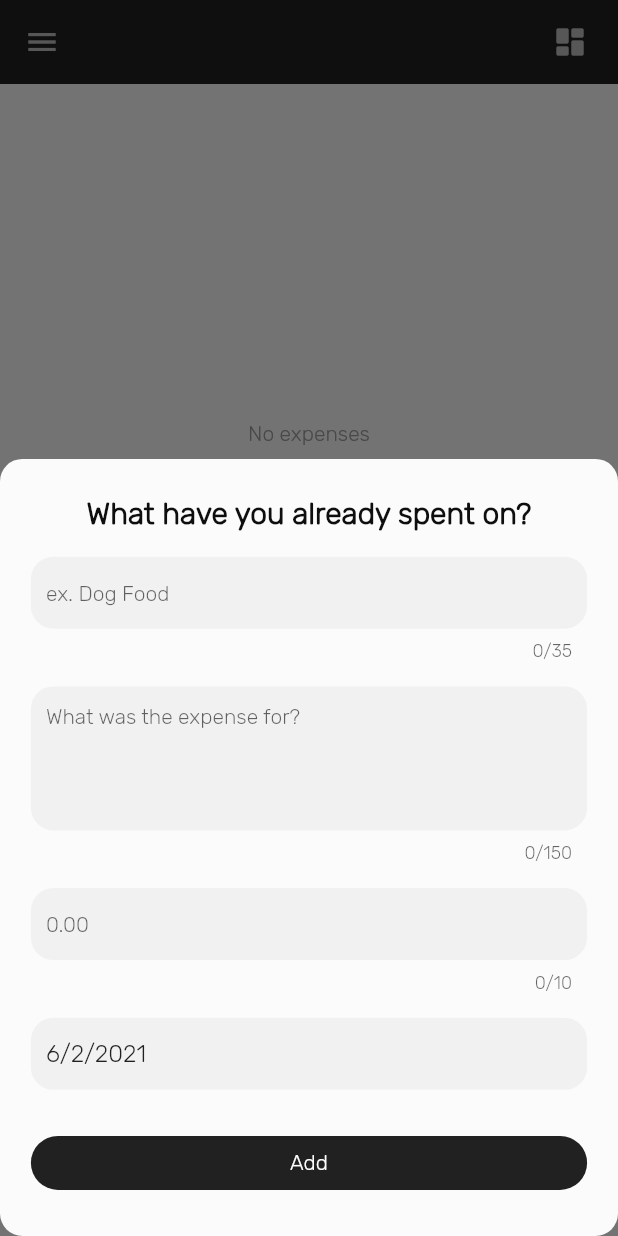
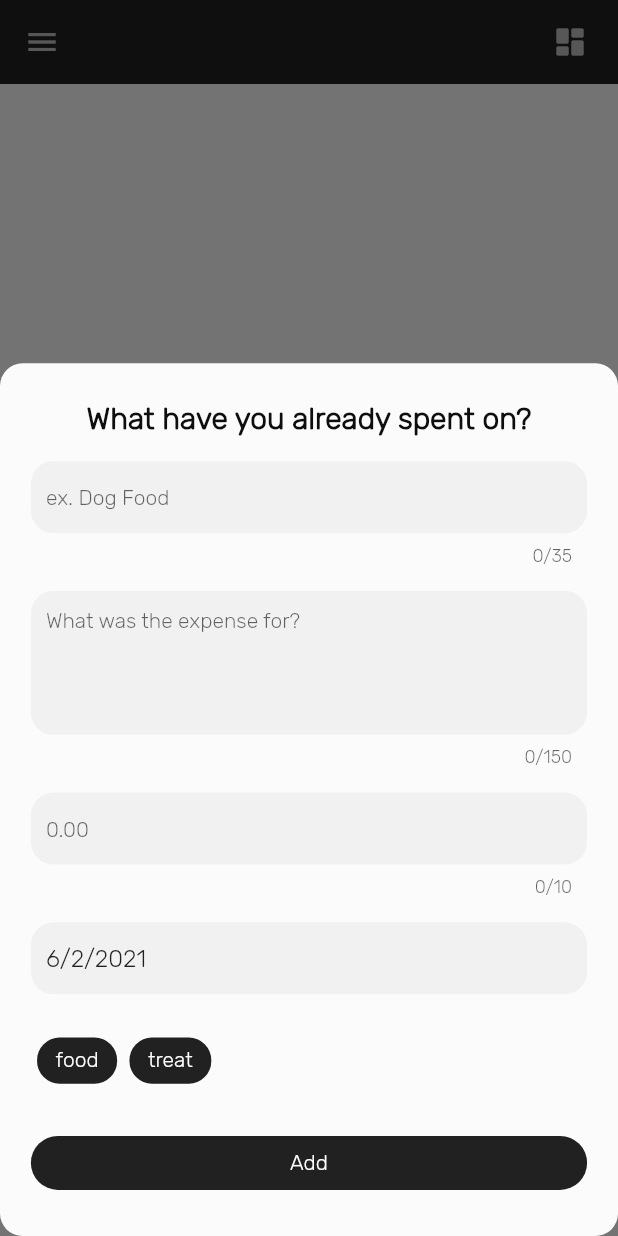
Before and after one commit to xenyy/easy_budget, a Flutter app: the screen it shows after launch, scrolled down 194 dp, after a tap on "Add", on a phone screen of 412 x 824 dp. Run offline on Flutter 3.47's test engine with Material 2 defaults, Android fonts, the phone set to English and light mode, and no system bars; our stand-ins replace flutter_riverpod, freezed_annotation, grouped_list, sembast; generated files the repository leaves out were written again.

```diff
--- a/lib/app/home/home.dart
+++ b/lib/app/home/home.dart
@@ -1,6 +1,7 @@
 import 'package:another_flushbar/flushbar.dart';
 import 'package:easy_budget/app_config/constant.dart';
 import 'package:easy_budget/data/exceptions.dart';
+import 'package:easy_budget/models/category.dart';
 import 'package:easy_budget/models/expense.dart';
 import 'package:easy_budget/routing/app_router.dart';
 import 'package:easy_budget/state/app_state.dart';
@@ -32,7 +33,7 @@ class _HomeScreenState extends State<HomeScreen> {
       floatingActionButton: buildFloatingAddButton(context),
       drawer: Drawer(),
       body: ProviderListener(
-        provider: exceptionProvider,
+        provider: exceptionExpensesProvider,
         onChange: (
           BuildContext context,
           StateController<ExpenseException> exception,
@@ -185,7 +186,7 @@ class _HomeScreenState extends State<HomeScreen> {
                         ),
                       );
                     },
-                    order: GroupedListOrder.ASC,
+                    order: GroupedListOrder.DESC,
                     itemBuilder: (context, dynamic item) => ProviderScope(
                       overrides: [_currentItem.overrideWithValue(item)],
                       child: const ExpenseTile(),
@@ -283,6 +284,18 @@ class _HomeScreenState extends State<HomeScreen> {
                   SizedBox(height: height * 0.02),
                   buildAddForm(height, _initDate, context),
                   SizedBox(height: height * 0.03),
+                  Consumer(builder: (context, watch, child) {
+                    final categoriesState = watch(categoriesNotifierProvider.state);
+                    return categoriesState.maybeWhen(
+                      data: (items) => Wrap(
+                        children: [
+                          ...items.map((item) => ExpenseCategory(item: item)),
+                        ],
+                      ),
+                      orElse: () => Container(),
+                    );
+                  }),
+                  SizedBox(height: height * 0.03),
                   FlatButton(
                     shape: RoundedRectangleBorder(
                       borderRadius: BorderRadius.circular(20),
@@ -361,7 +374,7 @@ class _HomeScreenState extends State<HomeScreen> {
                 confirmText: 'Done',
                 fieldLabelText: 'Expense Date',
                 errorInvalidText: 'Invalid date',
-                fieldHintText: 'mm/dd/yyyy',
+                fieldHintText: 'dd/mm/yyyy',
                 errorFormatText: 'Invalid format',
                 builder: (BuildContext context, Widget child) {
                   return Theme(
@@ -432,6 +445,37 @@ class _HomeScreenState extends State<HomeScreen> {
       );
       Navigator.pop(context);
     }
+  }
+}
+
+class ExpenseCategory extends StatelessWidget {
+  const ExpenseCategory({
+    Key key,
+    this.item,
+  }) : super(key: key);
+
+  final Category item;
+
+  @override
+  Widget build(BuildContext context) {
+    final height = MediaQuery.of(context).size.height;
+    final width = MediaQuery.of(context).size.width;
+
+    return Container(
+      decoration: BoxDecoration(
+        color: Colors.black87,
+        borderRadius: BorderRadius.circular(15),
+      ),
+      padding: EdgeInsets.symmetric(
+        vertical: height / 120,
+        horizontal: width * 0.03,
+      ),
+      margin: EdgeInsets.symmetric(
+        vertical: height / 200,
+        horizontal: width * 0.01,
+      ),
+      child: Text(item.name,style: TextStyle(color: Colors.white),),
+    );
   }
 }
 
--- a/lib/data/app_data_store.dart
+++ b/lib/data/app_data_store.dart
@@ -1,22 +1,34 @@
 import 'package:easy_budget/data/app_db.dart';
 import 'package:easy_budget/data/data_store.dart';
 import 'package:easy_budget/data/exceptions.dart';
+import 'package:easy_budget/models/category.dart';
 import 'package:easy_budget/models/expense.dart';
 import 'package:sembast/sembast.dart';
+import 'package:uuid/uuid.dart';
+
+
+const List<Category> defaultCategories = [
+  Category(id: '1',name: 'food'),
+  Category(id: '2',name:'treat'),
+  Category(id: '3',name:'clothes'),
+  Category(id: '4',name:'entertainment'),
+];
+
+bool addedDefaultCat = false;
 
 class AppDataStore implements DataStore {
   static const String EXPENSES_STORE_NAME = 'expenses';
-  //static const String LIMIT_STORE_NAME = 'limit';
+  static const String CATEGORIES_STORE_NAME = 'categories';
 
   final _expensesStore = intMapStoreFactory.store(EXPENSES_STORE_NAME);
-  //final _limitStore = intMapStoreFactory.store(LIMIT_STORE_NAME);
+  final _categoriesStore = intMapStoreFactory.store(CATEGORIES_STORE_NAME);
 
   Future<Database> get _db async => await AppDatabase.instance.database;
 
   Future<List<Expense>> getAllExpenses() async {
     try {
-      final sortDate = Finder(sortOrders: [SortOrder('date',false)]);
-      final expensesList = await _expensesStore.find(await _db,finder: sortDate);
+      final sortDate = Finder(sortOrders: [SortOrder('date', false)]);
+      final expensesList = await _expensesStore.find(await _db, finder: sortDate);
 
       if (expensesList.isNotEmpty) {
         return expensesList.map((item) {
@@ -28,7 +40,7 @@ class AppDataStore implements DataStore {
         return [];
       }
     } catch (e) {
-      throw ExpenseException(failure: const ExpensesFailure.getFailure());
+      throw ExpenseException(failure: const ExpensesFailure.getExpenseFailure());
     }
   }
 
@@ -37,7 +49,7 @@ class AppDataStore implements DataStore {
       await _expensesStore.add(
           await _db, Expense.create(expense.title, expense.description, expense.import, expense.date).toJson());
     } catch (e) {
-      throw ExpenseException(failure: const ExpensesFailure.addFailure());
+      throw ExpenseException(failure: const ExpensesFailure.addExpenseFailure());
     }
   }
 
@@ -48,7 +60,7 @@ class AppDataStore implements DataStore {
       await _expensesStore.update(await _db, expense.toJson(), finder: findExpenseUpdate);
     } catch (e) {
       print(e);
-      throw ExpenseException(failure: const ExpensesFailure.editFailure());
+      throw ExpenseException(failure: const ExpensesFailure.editExpenseFailure());
     }
   }
 
@@ -60,11 +72,38 @@ class AppDataStore implements DataStore {
       //final expensesList = await _expensesStore.find(await _db);
       //print(expensesList.length.toString() + 'from after delete');
     } catch (e) {
-      throw ExpenseException(failure: const ExpensesFailure.removeFailure());
+      throw ExpenseException(failure: const ExpensesFailure.removeExpenseFailure());
     }
   }
 
-  //Future<void> addLimit() async {}
+  Future<List<Category>> getAllCategories() async {
+    if(!addedDefaultCat){
+      _categoriesStore.addAll(await _db, defaultCategories.map((e) => e.toJson()).toList());
+      addedDefaultCat = true;
+    }
+
+    try {
+      final categoryList = await _categoriesStore.find(await _db);
+
+      if (categoryList.isNotEmpty) {
+        return categoryList.map((item) {
+          final category = Category.fromJson(item.value);
+          return category;
+        }).toList();
+      } else {
+        return [...defaultCategories];
+      }
+    } catch (e) {
+      throw CategoryException(failure: const CategoryFailure.getCategoryFailure());
+    }
+  }
+
+  Future<void> addCategory (Category category) async {}
+  Future<void> updateCategory (Category category) async {}
+  Future<void> removeCategory (Category category) async {}
+
+
+//Future<void> addLimit() async {}
   //Future<void> updateLimit() async {}
   //Future<void> deleteLimit() async {}
 
--- a/lib/data/data_store.dart
+++ b/lib/data/data_store.dart
@@ -1,3 +1,4 @@
+import 'package:easy_budget/models/category.dart';
 import 'package:easy_budget/models/expense.dart';
 
 abstract class DataStore {
@@ -7,6 +8,11 @@ abstract class DataStore {
   Future<void> updateExpense(String id,String title, String description, double import, DateTime date);
   Future<void> deleteExpense(Expense expense);
 
+  Future<List<Category>> getAllCategories();
+  Future<void> addCategory (Category category);
+  Future<void> updateCategory (Category category);
+  Future<void> removeCategory (Category category);
+
   //Categories
 
 }
--- a/lib/data/exceptions.dart
+++ b/lib/data/exceptions.dart
@@ -1,18 +1,19 @@
+import 'package:easy_budget/models/category.dart';
 import 'package:freezed_annotation/freezed_annotation.dart';
 part 'exceptions.freezed.dart';
 
 @freezed
 abstract class ExpensesFailure with _$ExpensesFailure {
-  const factory ExpensesFailure.getFailure({
+  const factory ExpensesFailure.getExpenseFailure({
     @Default('Error getting expenses') String description,
   }) = GetExpensesFailure;
-  const factory ExpensesFailure.addFailure({
+  const factory ExpensesFailure.addExpenseFailure({
     @Default('Error adding expense') String description,
   }) = AddExpenseFailure;
-  const factory ExpensesFailure.removeFailure({
+  const factory ExpensesFailure.removeExpenseFailure({
     @Default('Error removing expense') String description,
   }) = RemoveExpenseFailure;
-  const factory ExpensesFailure.editFailure({
+  const factory ExpensesFailure.editExpenseFailure({
     @Default('Error editing expense') String description,
   }) = EditExpenseFailure;
 }
@@ -25,7 +26,37 @@ class ExpenseException implements Exception {
   @override
   String toString() {
     return '''
-Todo Error: ${failure?.toString()}
+Expense Error: ${failure?.toString()}
     ''';
   }
 }
+
+@freezed
+abstract class CategoryFailure with _$CategoryFailure {
+  const factory CategoryFailure.getCategoryFailure({
+    @Default('Error getting category') String description,
+  }) = GetCategoryFailure;
+  const factory CategoryFailure.addCategoryFailure({
+    @Default('Error adding category') String description,
+  }) = AddCategoryFailure;
+  const factory CategoryFailure.removeCategoryFailure({
+    @Default('Error removing category') String description,
+  }) = RemoveCategoryFailure;
+  const factory CategoryFailure.editCategoryFailure({
+    @Default('Error editing category') String description,
+  }) = EditCategoryFailure;
+}
+
+
+class CategoryException implements Exception {
+  CategoryException({@required this.failure});
+
+  final CategoryFailure failure;
+
+  @override
+  String toString() {
+    return '''
+Category Error: ${failure?.toString()}
+    ''';
+  }
+}
--- a/lib/state/app_state.dart
+++ b/lib/state/app_state.dart
@@ -1,12 +1,13 @@
 import 'package:easy_budget/data/app_data_store.dart';
 import 'package:easy_budget/data/data_store.dart';
 import 'package:easy_budget/data/exceptions.dart';
+import 'package:easy_budget/state/categories_notifier.dart';
 import 'package:easy_budget/state/expenses_notifier.dart';
 import 'package:flutter_riverpod/flutter_riverpod.dart';
 
 final dataStoreProvider = Provider<DataStore>((ref) => throw UnimplementedError());
 
-final expensesRepositoryProvider = Provider<AppDataStore>((ref) {
+final repositoryProvider = Provider<AppDataStore>((ref) {
   return AppDataStore();
 });
 
@@ -14,6 +15,10 @@ final expensesNotifierProvider = StateNotifierProvider<ExpensesStateNotifier>((r
   return ExpensesStateNotifier(ref.read);
 });
 
-final exceptionProvider = StateProvider<ExpenseException>((ref) {
+final categoriesNotifierProvider = StateNotifierProvider<CategoriesStateNotifier>((ref) {
+  return CategoriesStateNotifier(ref.read);
+});
+
+final exceptionExpensesProvider = StateProvider<ExpenseException>((ref) {
   return null;
 });
--- /dev/null
+++ b/lib/state/categories_notifier.dart
@@ -0,0 +1,23 @@
+import 'package:easy_budget/data/exceptions.dart';
+import 'package:easy_budget/models/app_state_model/categories_state.dart';
+import 'package:easy_budget/state/app_state.dart';
+import 'package:flutter_riverpod/flutter_riverpod.dart';
+
+class CategoriesStateNotifier extends StateNotifier<Categories> {
+  CategoriesStateNotifier(this.read) : super(Categories.loading()) {
+    _getAllCategories();
+  }
+
+  final Reader read;
+
+  Future<void> _getAllCategories() async {
+    try {
+      final categories = await read(repositoryProvider).getAllCategories();
+      state = Categories.data(categories);
+    } on CategoryException catch (e, st) {
+      state = Categories.onError(e, st);
+    }
+
+  }
+
+}
```
Also changed, not shown: lib/models/app_state_model/categories_state.dart (added, +13 -0 lines), lib/state/expenses_notifier.dart (+8 -8 lines), lib/data/exceptions.freezed.dart, lib/models/app_state_model/categories_state.freezed.dart (added).
